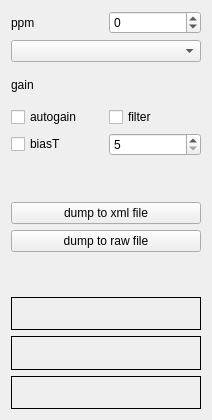
Before: the Qt Designer form sources/devices/rtlsdr-handler-win/rtlsdr-widget.ui in JvanKatwijk/qt-dab, drawn with Qt 5.
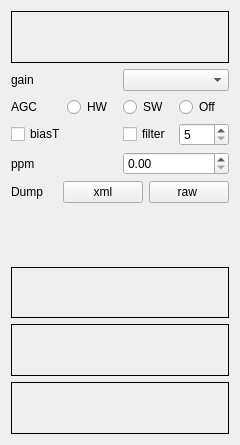
After: the same form once the commit is applied.

Commit message: update rtlsdr handler

Patch:
```diff
--- a/sources/devices/rtlsdr-handler-win/rtlsdr-widget.ui
+++ b/sources/devices/rtlsdr-handler-win/rtlsdr-widget.ui
@@ -6,8 +6,8 @@
    <rect>
     <x>0</x>
     <y>0</y>
-    <width>212</width>
-    <height>420</height>
+    <width>240</width>
+    <height>445</height>
    </rect>
   </property>
   <property name="windowTitle">
@@ -15,28 +15,24 @@
   </property>
   <layout class="QVBoxLayout" name="verticalLayout">
    <item>
-    <layout class="QHBoxLayout" name="horizontalLayout">
-     <item>
-      <widget class="QLabel" name="label_4">
+    <widget class="QLabel" name="tunedFrequency">
+     <property name="frameShape">
+      <enum>QFrame::Shape::Panel</enum>
+     </property>
        <property name="text">
-        <string>ppm</string>
-       </property>
-      </widget>
-     </item>
-     <item>
-      <widget class="QSpinBox" name="ppm_correction">
-       <property name="minimum">
-        <number>-500</number>
-       </property>
-       <property name="maximum">
-        <number>500</number>
-       </property>
-      </widget>
-     </item>
-    </layout>
+      <string/>
+     </property>
+    </widget>
    </item>
    <item>
     <layout class="QHBoxLayout" name="horizontalLayout_2">
+     <item>
+      <widget class="QLabel" name="label_5">
+       <property name="text">
+        <string>gain</string>
+       </property>
+      </widget>
+     </item>
      <item>
       <widget class="QComboBox" name="gainControl">
        <property name="sizePolicy">
@@ -53,21 +49,48 @@
     </layout>
    </item>
    <item>
-    <widget class="QLabel" name="label_5">
+    <layout class="QHBoxLayout" name="horizontalLayout_4">
+     <item>
+      <widget class="QLabel" name="label">
      <property name="text">
-      <string>gain</string>
+        <string>AGC</string>
+       </property>
+      </widget>
+     </item>
+     <item>
+      <widget class="QRadioButton" name="agc_hw">
+       <property name="text">
+        <string>HW</string>
+       </property>
+      </widget>
+     </item>
+     <item>
+      <widget class="QRadioButton" name="agc_sw">
+       <property name="text">
+        <string>SW</string>
+       </property>
+      </widget>
+     </item>
+     <item>
+      <widget class="QRadioButton" name="agc_off">
+       <property name="text">
+        <string>Off</string>
+       </property>
+      </widget>
+     </item>
+    </layout>
+   </item>
+   <item>
+    <layout class="QHBoxLayout" name="horizontalLayout_5">
+     <item>
+      <widget class="QCheckBox" name="biasControl">
+       <property name="text">
+        <string>biasT</string>
      </property>
     </widget>
    </item>
    <item>
     <layout class="QHBoxLayout" name="horizontalLayout_3">
-     <item>
-      <widget class="QCheckBox" name="agcControl">
-       <property name="text">
-        <string>autogain</string>
-       </property>
-      </widget>
-     </item>
      <item>
       <widget class="QCheckBox" name="filterSelector">
        <property name="toolTip">
@@ -78,17 +101,6 @@
        </property>
       </widget>
      </item>
-    </layout>
-   </item>
-   <item>
-    <layout class="QHBoxLayout" name="horizontalLayout_4">
-     <item>
-      <widget class="QCheckBox" name="biasControl">
-       <property name="text">
-        <string>biasT</string>
-       </property>
-      </widget>
-     </item>
      <item>
       <widget class="QSpinBox" name="filterDepth">
        <property name="toolTip">
@@ -104,10 +116,28 @@
      </item>
     </layout>
    </item>
+    </layout>
+   </item>
    <item>
-    <widget class="QLabel" name="tunedFrequency">
+    <layout class="QHBoxLayout" name="horizontalLayout">
+     <item>
+      <widget class="QLabel" name="label_4">
      <property name="text">
-      <string/>
+        <string>ppm</string>
+       </property>
+      </widget>
+     </item>
+     <item>
+      <widget class="QDoubleSpinBox" name="ppm_correction"/>
+     </item>
+    </layout>
+   </item>
+   <item>
+    <layout class="QHBoxLayout" name="horizontalLayout_6">
+     <item>
+      <widget class="QLabel" name="label_2">
+       <property name="text">
+        <string>Dump </string>
      </property>
     </widget>
    </item>
@@ -117,16 +147,18 @@
       <string>&lt;html&gt;&lt;head/&gt;&lt;body&gt;&lt;p&gt;Dumps the raw input from the rtlsdr dongle into a self describing file (with header in xml format containing recorded time, container format, frequency, device name, Qt-DAB version)&lt;/p&gt;&lt;p&gt;&lt;br/&gt;&lt;/p&gt;&lt;p&gt;Opens a 'Save as ...' dialog. Press again to stop recording.&lt;/p&gt;&lt;p&gt;&lt;br/&gt;&lt;/p&gt;&lt;p&gt;Very experimental! The resulting file can be read-in by using the xml file handler (if configured)&lt;/p&gt;&lt;p&gt;&lt;br/&gt;&lt;/p&gt;&lt;p&gt;Warning: Produces large files!&lt;/p&gt;&lt;/body&gt;&lt;/html&gt;</string>
      </property>
      <property name="text">
-      <string>dump to xml file</string>
+        <string>xml</string>
      </property>
     </widget>
    </item>
    <item>
     <widget class="QPushButton" name="iq_dumpButton">
      <property name="text">
-      <string>dump to raw file</string>
-     </property>
-    </widget>
+        <string>raw </string>
+       </property>
+      </widget>
+     </item>
+    </layout>
    </item>
    <item>
     <widget class="QLabel" name="overflowLabel">
```
Lines whose indentation alone changed are shown as unchanged. The commit also changes 13 other files.
